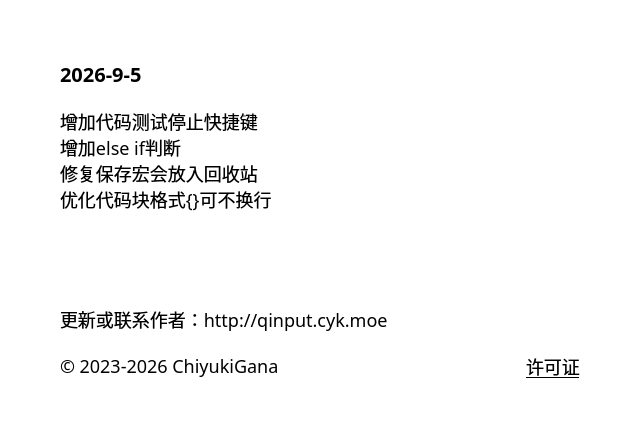
Before: the Qt Designer form source/ui/AboutUi.ui in ChiyukiGana/Quickinput, drawn with Qt 5.
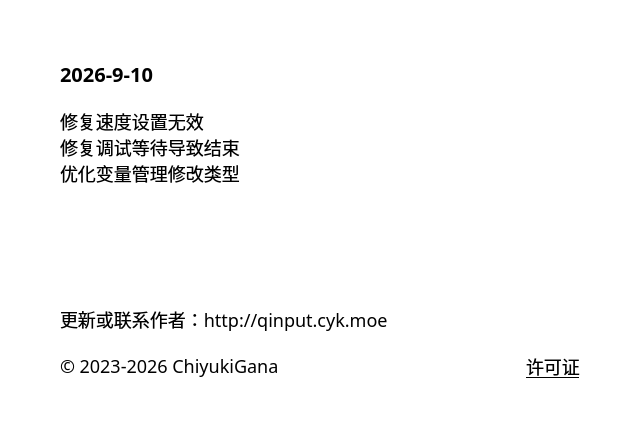
After: the same form once the commit is applied.

What changed in the file:
```diff
--- a/source/ui/AboutUi.ui
+++ b/source/ui/AboutUi.ui
@@ -63,7 +63,7 @@
       <string notr="true">font-size:20px</string>
      </property>
      <property name="text">
-      <string>2026-9-5</string>
+      <string>2026-9-10</string>
      </property>
      <property name="textFormat">
       <enum>Qt::TextFormat::PlainText</enum>
@@ -79,10 +79,9 @@
       </sizepolicy>
      </property>
      <property name="text">
-      <string>增加代码测试停止快捷键
-增加else if判断
-修复保存宏会放入回收站
-优化代码块格式{}可不换行</string>
+      <string>修复速度设置无效
+修复调试等待导致结束
+优化变量管理修改类型</string>
      </property>
      <property name="textFormat">
       <enum>Qt::TextFormat::PlainText</enum>
```
